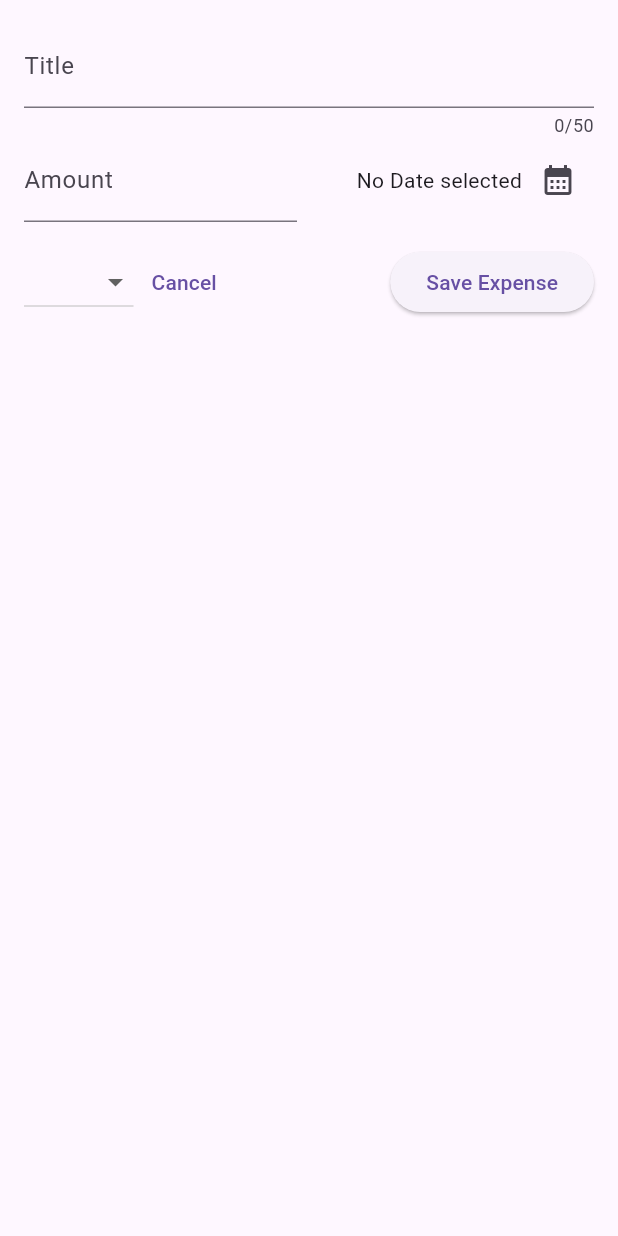
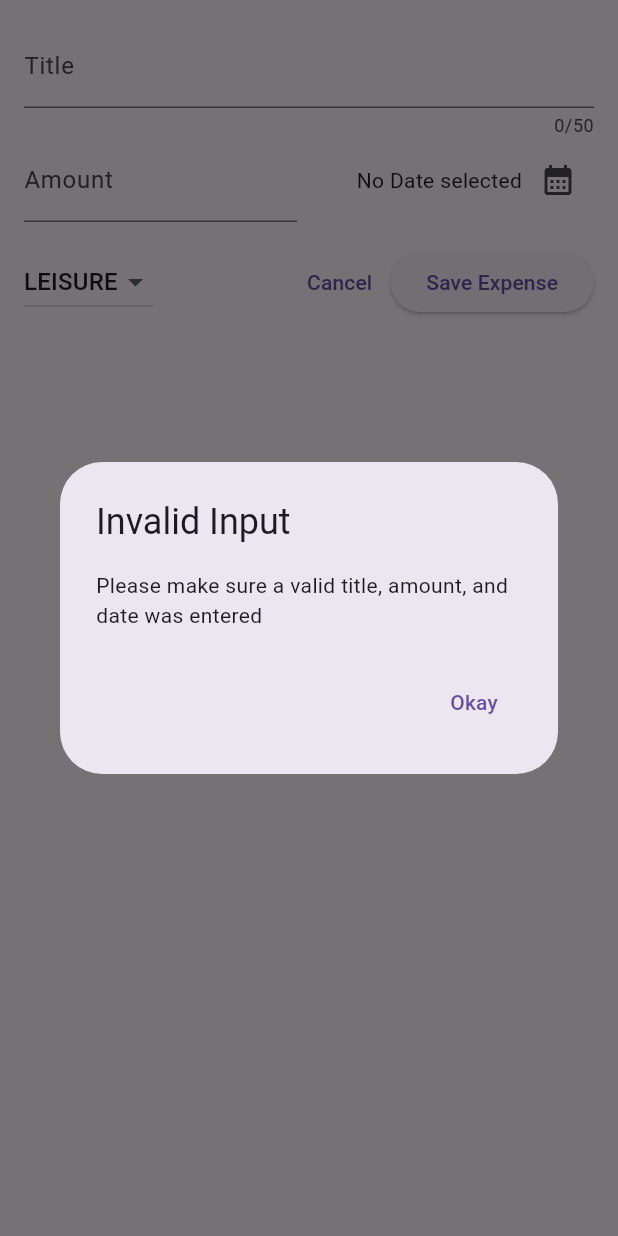
Before and after one commit to Faisul0404/Expense_Tracker, a Flutter app: the NewExpense widget shown alone on an empty page, opened directly, after a tap on "Save Expense", on a phone screen of 412 x 824 dp. Run offline on Flutter 3.47's test engine with Material 3 defaults, Android fonts, the phone set to English and light mode, and no system bars.

Commit message:
Implement expense submission validation and category selection in NewExpense widget

```diff
--- a/lib/widgets/new_expense.dart
+++ b/lib/widgets/new_expense.dart
@@ -18,6 +18,7 @@ class _NewExpenseState extends State<NewExpense> {
   final _titleController = TextEditingController();
   final _amountController = TextEditingController();
   DateTime? _selectedDate;
+  Category _selectedCategory = Category.leisure;
 
   void _presentDatePicker() async {
     final now = DateTime.now();
@@ -32,6 +33,37 @@ class _NewExpenseState extends State<NewExpense> {
     setState(() {
       _selectedDate = pickedDate;
     });
+  }
+
+  void _submitExpenseData() {
+    final enteredAmount = double.tryParse(
+      _amountController.text,
+    ); // tryParse('Hello) => null, tryParse('1.23') => 1.23
+    final amountInvalid = enteredAmount == null || enteredAmount <= 0;
+
+    if (_titleController.text.trim().isEmpty ||
+        amountInvalid ||
+        _selectedDate == null) {
+      // Show error message
+      showDialog(
+        context: context,
+        builder: (ctx) => AlertDialog(
+          title: const Text('Invalid Input'),
+          content: const Text(
+            'Please make sure a valid title, amount, and date was entered',
+          ),
+          actions: [
+            TextButton(
+              onPressed: () {
+                Navigator.pop(ctx);
+              },
+              child: const Text('Okay'),
+            ),
+          ],
+        ),
+      );
+      return;
+    }
   }
 
   @override
@@ -90,31 +122,34 @@ class _NewExpenseState extends State<NewExpense> {
           Row(
             children: [
               DropdownButton(
+                value: _selectedCategory,
                 items: Category.values
                     .map(
                       (category) => DropdownMenuItem(
                         value: category,
-                        child: Text(category.name),
+                        child: Text(category.name.toUpperCase()),
                       ),
                     )
                     .toList(),
                 onChanged: (value) {
-                  print(value);
+                  if (value == null) {
+                    return;
+                  }
+
+                  setState(() {
+                    _selectedCategory = value;
+                  });
                 },
               ),
+              Spacer(),
               TextButton(
                 onPressed: () {
                   Navigator.pop(context);
                 },
                 child: Text("Cancel"),
               ),
-              Spacer(),
               ElevatedButton(
-                onPressed: () {
-                  // print(_enteredTitle);
-                  print(_titleController.text);
-                  print(_amountController.text);
-                },
+                onPressed: _submitExpenseData,
                 child: Text("Save Expense"),
               ),
             ],
```
